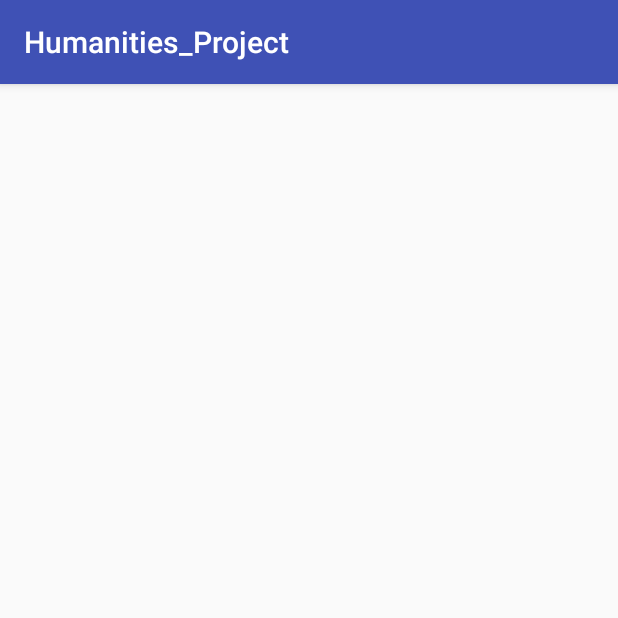
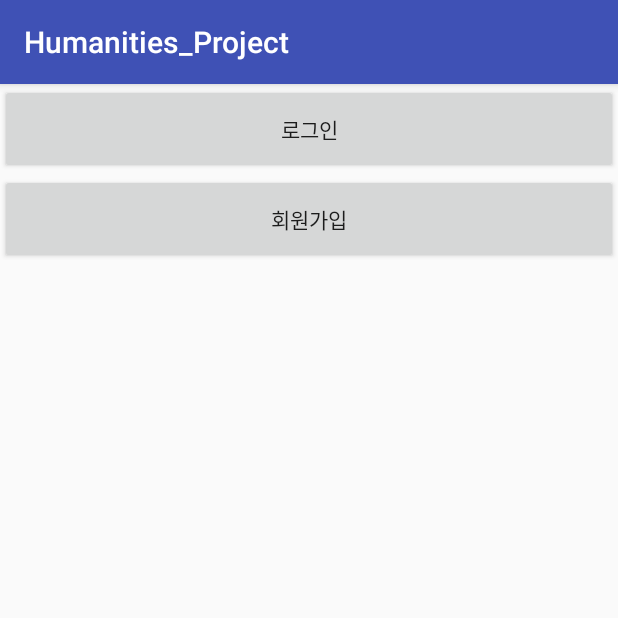
Before and after one commit to poketred12/Humanities_Project, an Android app: the screen it shows after launch (MainActivity), on a phone screen of 412 x 824 dp, the top half of it. Run offline under Robolectric (Android 15) with nearby library versions, the phone set to English and light mode, and no system bars.

Commit message:
초기 실행화면

```diff
--- a/app/src/main/res/layout/activity_main.xml
+++ b/app/src/main/res/layout/activity_main.xml
@@ -6,4 +6,16 @@
     android:layout_height="match_parent"
     android:orientation="vertical">
 
+    <Button
+        android:layout_width="match_parent"
+        android:layout_height="60dp"
+        android:id="@+id/loginBtn"
+        android:text="로그인"/>
+
+    <Button
+        android:layout_width="match_parent"
+        android:layout_height="60dp"
+        android:id="@+id/joinBtn"
+        android:text="회원가입"/>
+
 </LinearLayout>
```
